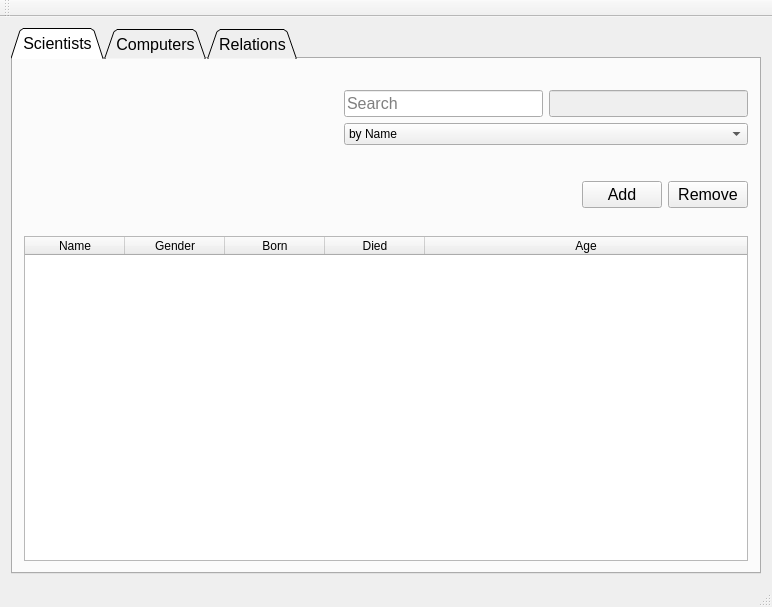
Old version of the form mainwindow.ui in the repository athenabjorg/sacr.
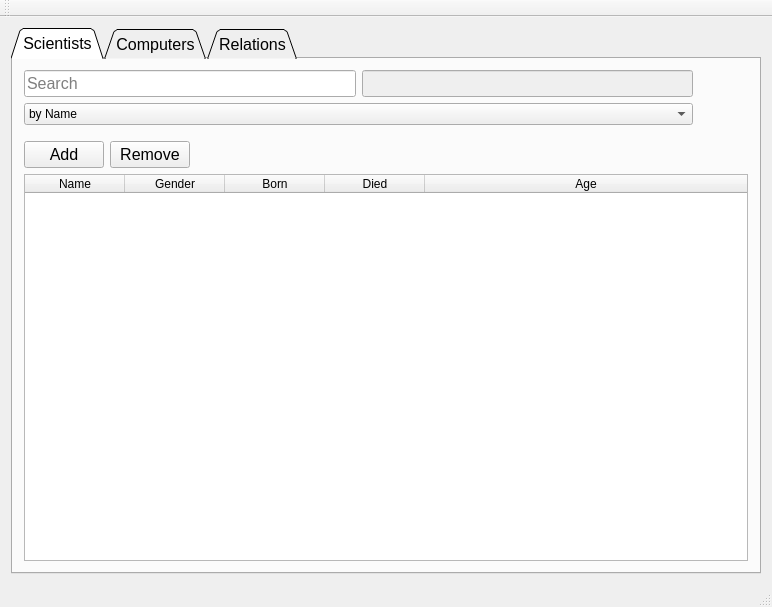
New version of the form. Icons and pictures are not drawn.

What changed in the file:
```diff
--- a/mainwindow.ui
+++ b/mainwindow.ui
@@ -60,42 +60,10 @@
        <layout class="QVBoxLayout" name="verticalLayout_2">
         <item>
          <layout class="QHBoxLayout" name="userOptionsLayout">
-          <item>
-           <spacer name="picturePlaceholder">
-            <property name="orientation">
-             <enum>Qt::Horizontal</enum>
-            </property>
-            <property name="sizeType">
-             <enum>QSizePolicy::Fixed</enum>
-            </property>
-            <property name="sizeHint" stdset="0">
-             <size>
-              <width>120</width>
-              <height>160</height>
-             </size>
-            </property>
-           </spacer>
-          </item>
           <item>
            <layout class="QVBoxLayout" name="verticalLayout">
             <item>
              <layout class="QHBoxLayout" name="searchLayout">
-              <item>
-               <spacer name="horizontalSpacer">
-                <property name="orientation">
-                 <enum>Qt::Horizontal</enum>
-                </property>
-                <property name="sizeType">
-                 <enum>QSizePolicy::Fixed</enum>
-                </property>
-                <property name="sizeHint" stdset="0">
-                 <size>
-                  <width>200</width>
-                  <height>20</height>
-                 </size>
-                </property>
-               </spacer>
-              </item>
               <item>
                <layout class="QVBoxLayout" name="verticalLayout_3">
                 <item>
@@ -168,6 +136,38 @@
                 </item>
                </layout>
               </item>
+              <item>
+               <spacer name="horizontalSpacer">
+                <property name="orientation">
+                 <enum>Qt::Horizontal</enum>
+                </property>
+                <property name="sizeType">
+                 <enum>QSizePolicy::Fixed</enum>
+                </property>
+                <property name="sizeHint" stdset="0">
+                 <size>
+                  <width>40</width>
+                  <height>20</height>
+                 </size>
+                </property>
+               </spacer>
+              </item>
+              <item>
+               <widget class="QLabel" name="label">
+                <property name="enabled">
+                 <bool>true</bool>
+                </property>
+                <property name="layoutDirection">
+                 <enum>Qt::LeftToRight</enum>
+                </property>
+                <property name="text">
+                 <string/>
+                </property>
+                <property name="pixmap">
+                 <pixmap>logos/SACR_Logo_line_red.png</pixmap>
+                </property>
+               </widget>
+              </item>
              </layout>
             </item>
             <item>
@@ -188,19 +188,6 @@
             </item>
             <item>
              <layout class="QHBoxLayout" name="addRemoveLayout">
-              <item>
-               <spacer name="addScientistRemoveSpacer">
-                <property name="orientation">
-                 <enum>Qt::Horizontal</enum>
-                </property>
-                <property name="sizeHint" stdset="0">
-                 <size>
-                  <width>40</width>
-                  <height>20</height>
-                 </size>
-                </property>
-               </spacer>
-              </item>
               <item>
                <widget class="QPushButton" name="scientistAddButton">
                 <property name="text">
@@ -208,13 +195,26 @@
                 </property>
                </widget>
               </item>
-              <item alignment="Qt::AlignRight">
+              <item>
                <widget class="QPushButton" name="scientistRemoveButton">
                 <property name="text">
                  <string>Remove</string>
                 </property>
                </widget>
               </item>
+              <item>
+               <spacer name="addScientistRemoveSpacer">
+                <property name="orientation">
+                 <enum>Qt::Horizontal</enum>
+                </property>
+                <property name="sizeHint" stdset="0">
+                 <size>
+                  <width>40</width>
+                  <height>20</height>
+                 </size>
+                </property>
+               </spacer>
+              </item>
              </layout>
             </item>
            </layout>
```
Left out of the diff: 2 changed lines with no effect on the pictures.
